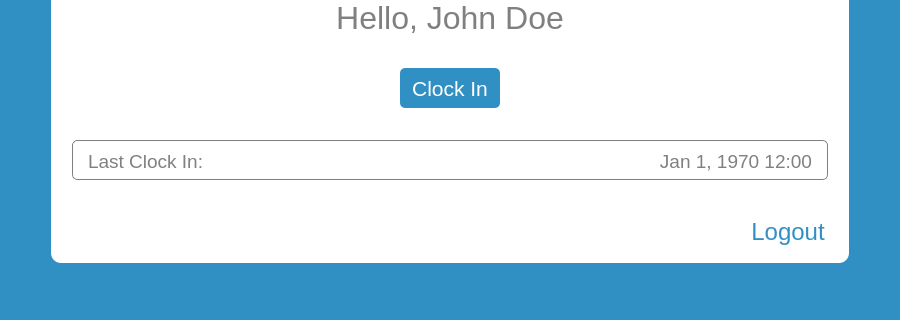
This is src/loginwindow.ui in Invention-Studio/Time-Clock-Card-Reader as Qt 5 draws it before an edit; both pictures show x 0 to 900 and y 154 to 474 of the 900 by 750 pixel window. The edited form follows.
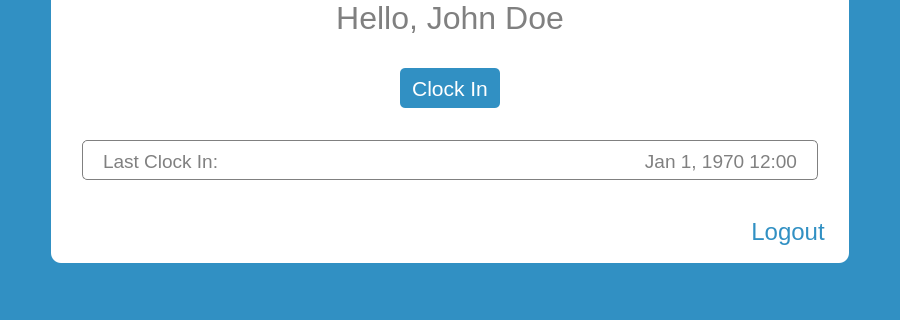
This is the edited form. Icons and pictures are not drawn.

What changed in the file:
```diff
--- a/src/loginwindow.ui
+++ b/src/loginwindow.ui
@@ -233,7 +233,7 @@
             </property>
             <property name="sizeHint" stdset="0">
              <size>
-              <width>10</width>
+              <width>20</width>
               <height>20</height>
              </size>
             </property>
@@ -269,7 +269,7 @@
                </property>
                <property name="sizeHint" stdset="0">
                 <size>
-                 <width>5</width>
+                 <width>10</width>
                  <height>20</height>
                 </size>
                </property>
@@ -355,7 +355,7 @@
                </property>
                <property name="sizeHint" stdset="0">
                 <size>
-                 <width>5</width>
+                 <width>10</width>
                  <height>20</height>
                 </size>
                </property>
@@ -374,7 +374,7 @@
             </property>
             <property name="sizeHint" stdset="0">
              <size>
-              <width>10</width>
+              <width>20</width>
               <height>20</height>
              </size>
             </property>
```
